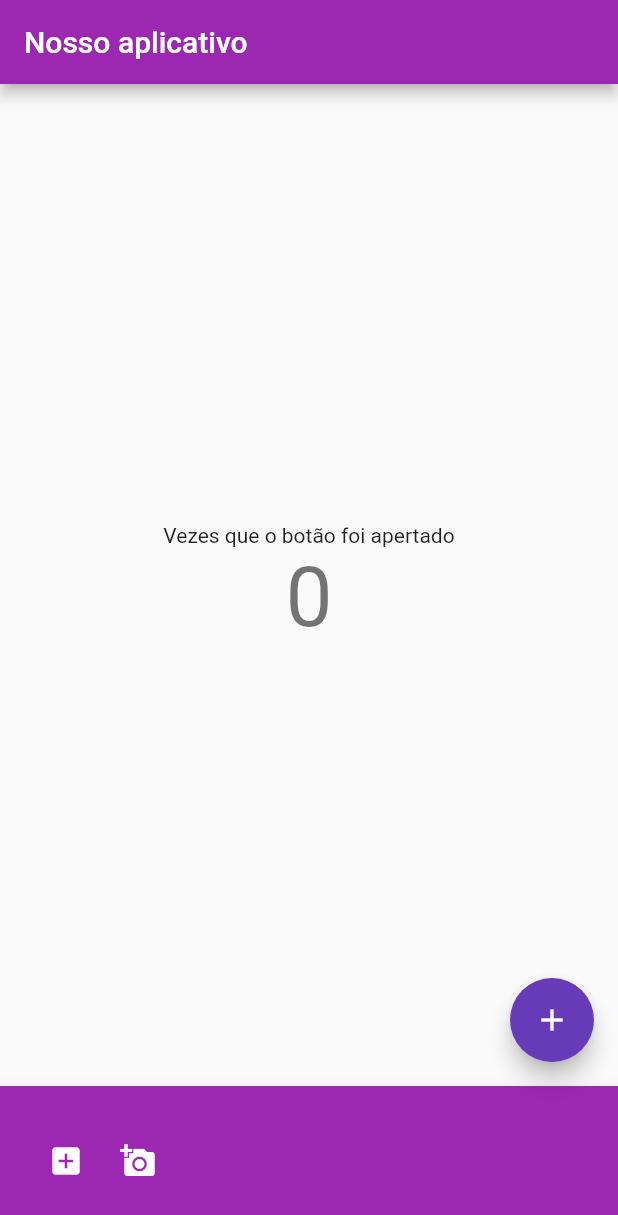
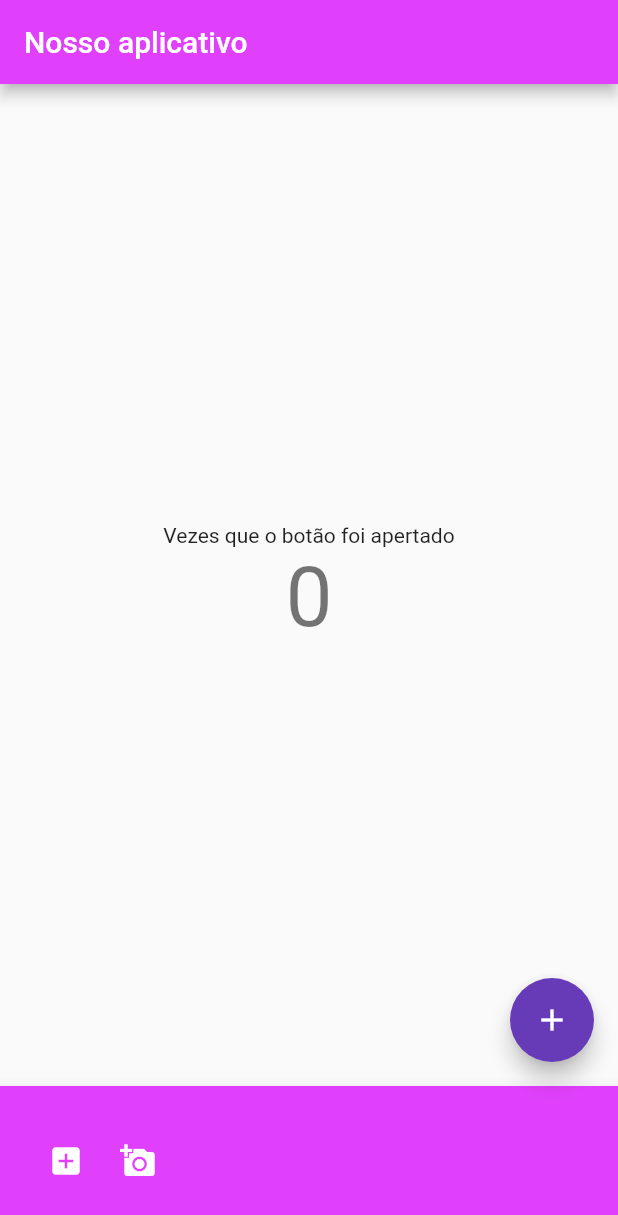
Before and after one commit to movmario/flutterbook-scaffold_test, a Flutter app: the screen it shows after launch, on a phone screen of 412 x 824 dp. Shown: the top 1215 px of the screen. Run offline on Flutter 3.47's test engine with Material 2 defaults, Android fonts, the phone set to English and light mode, and no system bars.

Commit message:
Update main.dart

```diff
--- a/lib/main.dart
+++ b/lib/main.dart
@@ -29,7 +29,7 @@ class _MyHomePageState extends State<MyHomePage> {
     return Scaffold(
       appBar: AppBar(
         title: Text('Nosso aplicativo'),
-        backgroundColor: Colors.purple,
+        backgroundColor: Colors.purpleAccent,
       ),
       body: Center(
         child: Column(
@@ -51,7 +51,7 @@ class _MyHomePageState extends State<MyHomePage> {
         backgroundColor: Colors.deepPurple,
       ),
       bottomNavigationBar: BottomAppBar(
-        color: Colors.purple,
+        color: Colors.purpleAccent,
         child: Container(
             height: 100,
             child: Padding(
```
